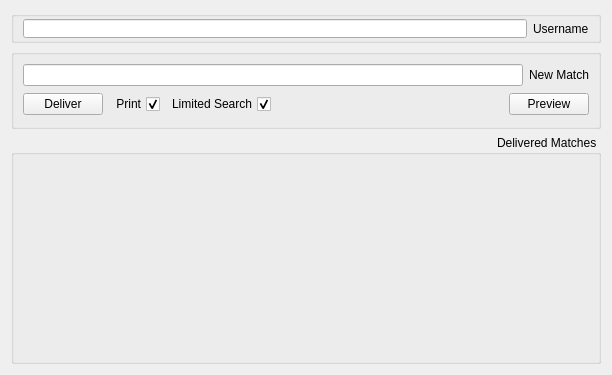
First picture: the form in Client/reghaabat/formoperator.ui, repository nournia/ketabkhaane, before the edit.
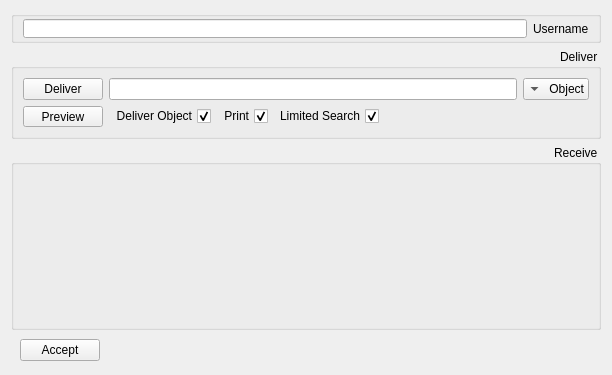
Second picture: the form after the edit. Icons and pictures are not drawn. Custom widgets are drawn as their Qt base class.

Commit message: fix match and object delivery

```diff
--- a/Client/reghaabat/formoperator.ui
+++ b/Client/reghaabat/formoperator.ui
@@ -56,57 +56,90 @@
     </widget>
    </item>
    <item>
-    <widget class="QGroupBox" name="gMatch">
-     <property name="enabled">
-      <bool>true</bool>
-     </property>
+    <widget class="QGroupBox" name="gDeliver">
      <property name="maximumSize">
       <size>
        <width>16777215</width>
-       <height>80</height>
+       <height>90</height>
       </size>
      </property>
      <property name="title">
-      <string/>
+      <string>Deliver</string>
      </property>
-     <layout class="QVBoxLayout" name="verticalLayout_2">
+     <layout class="QVBoxLayout" name="verticalLayout_3">
       <item>
-       <layout class="QHBoxLayout" name="lMatch">
-        <item>
-         <widget class="QLabel" name="label">
-          <property name="text">
-           <string>New Match</string>
-          </property>
-         </widget>
-        </item>
-        <item>
-         <widget class="MyLineEdit" name="eMatch"/>
-        </item>
-       </layout>
+       <widget class="QWidget" name="widget" native="true">
+        <property name="maximumSize">
+         <size>
+          <width>16777215</width>
+          <height>30</height>
+         </size>
+        </property>
+        <layout class="QHBoxLayout" name="horizontalLayout_2">
+         <property name="margin">
+          <number>0</number>
+         </property>
+         <item>
+          <widget class="QComboBox" name="cDeliver">
+           <property name="minimumSize">
+            <size>
+             <width>0</width>
+             <height>22</height>
+            </size>
+           </property>
+           <property name="maximumSize">
+            <size>
+             <width>16777215</width>
+             <height>22</height>
+            </size>
+           </property>
+           <item>
+            <property name="text">
+             <string>Object</string>
+            </property>
+           </item>
+           <item>
+            <property name="text">
+             <string>Match</string>
+            </property>
+           </item>
+          </widget>
+         </item>
+         <item>
+          <widget class="MyLineEdit" name="eObject"/>
+         </item>
+         <item>
+          <widget class="QPushButton" name="bDeliver">
+           <property name="minimumSize">
+            <size>
+             <width>60</width>
+             <height>0</height>
+            </size>
+           </property>
+           <property name="text">
+            <string>Deliver</string>
+           </property>
+           <property name="icon">
+            <iconset resource="reghaabat.qrc">
+             <normaloff>:/images/ok.png</normaloff>:/images/ok.png</iconset>
+           </property>
+          </widget>
+         </item>
+        </layout>
+       </widget>
       </item>
       <item>
-       <widget class="QWidget" name="newMatchButtons" native="true">
+       <widget class="QWidget" name="gMatchOpt" native="true">
+        <property name="maximumSize">
+         <size>
+          <width>16777215</width>
+          <height>30</height>
+         </size>
+        </property>
         <layout class="QHBoxLayout" name="horizontalLayout_3">
          <property name="margin">
           <number>0</number>
          </property>
-         <item>
-          <widget class="QPushButton" name="bPreview">
-           <property name="minimumSize">
-            <size>
-             <width>80</width>
-             <height>0</height>
-            </size>
-           </property>
-           <property name="text">
-            <string>Preview</string>
-           </property>
-           <property name="icon">
-            <iconset resource="reghaabat.qrc">
-             <normaloff>:/images/preview.png</normaloff>:/images/preview.png</iconset>
-           </property>
-          </widget>
-         </item>
          <item>
           <spacer name="horizontalSpacer">
            <property name="orientation">
@@ -141,12 +174,25 @@
           </widget>
          </item>
          <item>
-          <widget class="QPushButton" name="bDeliver">
-           <property name="enabled">
+          <widget class="QCheckBox" name="cDeliverObject">
+           <property name="text">
+            <string>Deliver Object</string>
+           </property>
+           <property name="checked">
             <bool>true</bool>
            </property>
+          </widget>
+         </item>
+         <item>
+          <widget class="QPushButton" name="bPreview">
+           <property name="minimumSize">
+            <size>
+             <width>60</width>
+             <height>0</height>
+            </size>
+           </property>
            <property name="text">
-            <string>Deliver</string>
+            <string>Preview</string>
            </property>
            <property name="icon">
             <iconset resource="reghaabat.qrc">
@@ -161,11 +207,71 @@
     </widget>
    </item>
    <item>
-    <widget class="QGroupBox" name="gDelivered">
-     <property name="title">
-      <string>Delivered Matches</string>
-     </property>
-     <layout class="QVBoxLayout" name="lDelivered"/>
+    <widget class="QWidget" name="gReceive" native="true">
+     <layout class="QVBoxLayout" name="verticalLayout_2">
+      <property name="margin">
+       <number>0</number>
+      </property>
+      <item>
+       <widget class="QGroupBox" name="gObjects">
+        <property name="title">
+         <string>Receive</string>
+        </property>
+        <property name="flat">
+         <bool>true</bool>
+        </property>
+        <layout class="QVBoxLayout" name="lObjects"/>
+       </widget>
+      </item>
+      <item>
+       <widget class="QWidget" name="widget_2" native="true">
+        <property name="maximumSize">
+         <size>
+          <width>16777215</width>
+          <height>28</height>
+         </size>
+        </property>
+        <layout class="QHBoxLayout" name="horizontalLayout">
+         <property name="topMargin">
+          <number>0</number>
+         </property>
+         <property name="bottomMargin">
+          <number>0</number>
+         </property>
+         <item>
+          <spacer name="horizontalSpacer_2">
+           <property name="orientation">
+            <enum>Qt::Horizontal</enum>
+           </property>
+           <property name="sizeHint" stdset="0">
+            <size>
+             <width>492</width>
+             <height>9</height>
+            </size>
+           </property>
+          </spacer>
+         </item>
+         <item>
+          <widget class="QPushButton" name="bReceive">
+           <property name="minimumSize">
+            <size>
+             <width>60</width>
+             <height>0</height>
+            </size>
+           </property>
+           <property name="text">
+            <string>Accept</string>
+           </property>
+           <property name="icon">
+            <iconset resource="reghaabat.qrc">
+             <normaloff>:/images/ok.png</normaloff>:/images/ok.png</iconset>
+           </property>
+          </widget>
+         </item>
+        </layout>
+       </widget>
+      </item>
+     </layout>
     </widget>
    </item>
   </layout>
```
Left out of the diff: 31 changed lines with no effect on the pictures. The commit also changes 9 other files.
